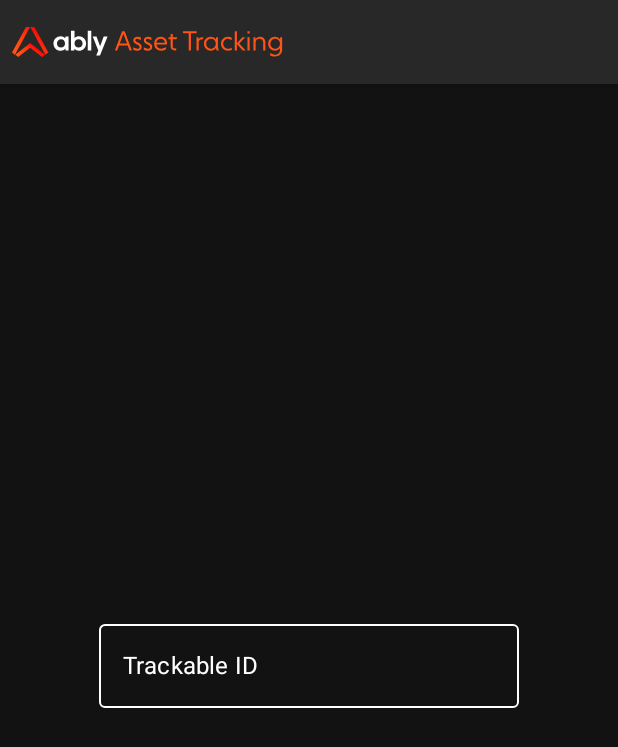
After one commit to ably/asset-tracking-android-customer-app-demo, an Android app built with Jetpack Compose: the TrackableIdScreen screen opened through its navigation route, on a phone screen of 412 x 824 dp. The commit adds this screen. Shown: the top 747 px of the screen. Run offline under Robolectric (Android 15) with nearby library versions, the phone set to English and light mode, and no system bars.

Commit message:
Implemented a screen for providing a trackable ID

```diff
--- a/app/src/main/java/com/ably/tracking/demo/subscriber/MainActivity.kt
+++ b/app/src/main/java/com/ably/tracking/demo/subscriber/MainActivity.kt
@@ -8,13 +8,15 @@ import androidx.navigation.compose.NavHost
 import androidx.navigation.compose.composable
 import androidx.navigation.compose.rememberNavController
 import com.ably.tracking.demo.subscriber.ui.screen.main.MainScreen
+import com.ably.tracking.demo.subscriber.ui.screen.trackableid.TrackableIdScreen
 
 class MainActivity : ComponentActivity() {
     override fun onCreate(savedInstanceState: Bundle?) {
         super.onCreate(savedInstanceState)
         setContent {
             val navController: NavHostController = rememberNavController()
-            NavHost(navController = navController, startDestination = "main") {
+            NavHost(navController = navController, startDestination = "trackableId") {
+                composable("trackableId") { TrackableIdScreen(navController = navController) }
                 composable("main") { MainScreen() }
             }
         }
--- a/app/src/main/java/com/ably/tracking/demo/subscriber/ui/screen/main/MainScreen.kt
+++ b/app/src/main/java/com/ably/tracking/demo/subscriber/ui/screen/main/MainScreen.kt
@@ -1,10 +1,8 @@
 package com.ably.tracking.demo.subscriber.ui.screen.main
 
 import androidx.compose.animation.Crossfade
-import androidx.compose.foundation.Image
 import androidx.compose.foundation.layout.Box
 import androidx.compose.foundation.layout.Column
-import androidx.compose.foundation.layout.PaddingValues
 import androidx.compose.foundation.layout.Row
 import androidx.compose.foundation.layout.Spacer
 import androidx.compose.foundation.layout.fillMaxSize
@@ -19,7 +17,6 @@ import androidx.compose.material.BottomSheetValue
 import androidx.compose.material.CircularProgressIndicator
 import androidx.compose.material.ExperimentalMaterialApi
 import androidx.compose.material.Text
-import androidx.compose.material.TopAppBar
 import androidx.compose.material.rememberBottomSheetScaffoldState
 import androidx.compose.runtime.Composable
 import androidx.compose.runtime.LaunchedEffect
@@ -28,7 +25,6 @@ import androidx.compose.runtime.collectAsState
 import androidx.compose.ui.Alignment
 import androidx.compose.ui.Modifier
 import androidx.compose.ui.graphics.Color
-import androidx.compose.ui.res.painterResource
 import androidx.compose.ui.res.stringResource
 import androidx.compose.ui.tooling.preview.Preview
 import androidx.compose.ui.tooling.preview.PreviewParameter
@@ -41,6 +37,7 @@ import com.ably.tracking.demo.subscriber.ui.bottomsheet.LOCATION_UPDATE_BOTTOM_S
 import com.ably.tracking.demo.subscriber.ui.bottomsheet.LocationUpdateBottomSheet
 import com.ably.tracking.demo.subscriber.ui.screen.main.map.MainScreenMap
 import com.ably.tracking.demo.subscriber.ui.theme.AATSubscriberDemoTheme
+import com.ably.tracking.demo.subscriber.ui.widget.AATAppBar
 
 @OptIn(ExperimentalMaterialApi::class)
 @Composable
@@ -73,23 +70,6 @@ fun MainScreen(mainViewModel: MainViewModel = viewModel()) = AATSubscriberDemoTh
                 MainScreenLoadingIndicator()
             }
         }
-    }
-}
-
-@Preview
-@Composable
-fun AATAppBar() = AATSubscriberDemoTheme {
-    TopAppBar(
-        contentPadding = PaddingValues(horizontal = 8.dp)
-    ) {
-        Image(
-            painter = painterResource(
-                id = R.drawable.header_logo_with_title
-            ),
-            contentDescription = stringResource(
-                id = R.string.image_content_description_header_logo_with_title
-            )
-        )
     }
 }
 
--- /dev/null
+++ b/app/src/main/java/com/ably/tracking/demo/subscriber/ui/screen/trackableid/TrackableIdScreen.kt
@@ -0,0 +1,61 @@
+package com.ably.tracking.demo.subscriber.ui.screen.trackableid
+
+import androidx.compose.foundation.layout.Arrangement
+import androidx.compose.foundation.layout.Column
+import androidx.compose.foundation.layout.fillMaxSize
+import androidx.compose.material.MaterialTheme
+import androidx.compose.material.OutlinedTextField
+import androidx.compose.material.Scaffold
+import androidx.compose.material.Text
+import androidx.compose.material.TextFieldDefaults
+import androidx.compose.runtime.Composable
+import androidx.compose.runtime.State
+import androidx.compose.runtime.collectAsState
+import androidx.compose.ui.Alignment
+import androidx.compose.ui.Modifier
+import androidx.compose.ui.graphics.Color
+import androidx.compose.ui.res.stringResource
+import androidx.lifecycle.viewmodel.compose.viewModel
+import androidx.navigation.NavController
+import com.ably.tracking.demo.subscriber.R
+import com.ably.tracking.demo.subscriber.ui.theme.AATSubscriberDemoTheme
+import com.ably.tracking.demo.subscriber.ui.widget.AATAppBar
+
+@Composable
+fun TrackableIdScreen(
+    navController: NavController,
+    viewModel: TrackableIdViewModel = viewModel()
+) = AATSubscriberDemoTheme {
+    Scaffold(
+        topBar = { AATAppBar() }
+    ) {
+        TrackableIdScreenContent(viewModel)
+    }
+}
+
+@Composable
+fun TrackableIdScreenContent(
+    viewModel: TrackableIdViewModel
+) = AATSubscriberDemoTheme {
+    Column(
+        modifier = Modifier
+            .fillMaxSize(),
+        horizontalAlignment = Alignment.CenterHorizontally,
+        verticalArrangement = Arrangement.Center
+    ) {
+        val viewState: State<TrackableIdScreenState> = viewModel.state.collectAsState()
+
+        OutlinedTextField(
+            value = viewState.value.trackableId,
+            onValueChange = { value -> viewModel.onTrackableIdChanged(value) },
+            label = { Text(stringResource(id = R.string.trackable_id)) },
+            colors = TextFieldDefaults.outlinedTextFieldColors(
+                unfocusedLabelColor = Color.White,
+                focusedLabelColor = MaterialTheme.colors.secondary,
+                unfocusedBorderColor = Color.White,
+                focusedBorderColor = Color.White,
+                cursorColor = MaterialTheme.colors.secondary
+            )
+        )
+    }
+}
--- /dev/null
+++ b/app/src/main/java/com/ably/tracking/demo/subscriber/ui/screen/trackableid/TrackableIdScreenState.kt
@@ -0,0 +1,5 @@
+package com.ably.tracking.demo.subscriber.ui.screen.trackableid
+
+data class TrackableIdScreenState(
+    val trackableId: String = "",
+)
--- /dev/null
+++ b/app/src/main/java/com/ably/tracking/demo/subscriber/ui/screen/trackableid/TrackableIdViewModel.kt
@@ -0,0 +1,17 @@
+package com.ably.tracking.demo.subscriber.ui.screen.trackableid
+
+import androidx.lifecycle.ViewModel
+import androidx.lifecycle.viewModelScope
+import kotlinx.coroutines.flow.MutableStateFlow
+import kotlinx.coroutines.launch
+
+class TrackableIdViewModel : ViewModel() {
+
+    val state: MutableStateFlow<TrackableIdScreenState> = MutableStateFlow(TrackableIdScreenState())
+
+    fun onTrackableIdChanged(value: String) = viewModelScope.launch {
+        state.emit(
+            state.value.copy(trackableId = value)
+        )
+    }
+}
--- /dev/null
+++ b/app/src/main/java/com/ably/tracking/demo/subscriber/ui/widget/AppBar.kt
@@ -0,0 +1,29 @@
+package com.ably.tracking.demo.subscriber.ui.widget
+
+import androidx.compose.foundation.Image
+import androidx.compose.foundation.layout.PaddingValues
+import androidx.compose.material.TopAppBar
+import androidx.compose.runtime.Composable
+import androidx.compose.ui.res.painterResource
+import androidx.compose.ui.res.stringResource
+import androidx.compose.ui.tooling.preview.Preview
+import androidx.compose.ui.unit.dp
+import com.ably.tracking.demo.subscriber.R
+import com.ably.tracking.demo.subscriber.ui.theme.AATSubscriberDemoTheme
+
+@Preview
+@Composable
+fun AATAppBar() = AATSubscriberDemoTheme {
+    TopAppBar(
+        contentPadding = PaddingValues(horizontal = 8.dp)
+    ) {
+        Image(
+            painter = painterResource(
+                id = R.drawable.header_logo_with_title
+            ),
+            contentDescription = stringResource(
+                id = R.string.image_content_description_header_logo_with_title
+            )
+        )
+    }
+}
--- a/app/src/main/res/values/strings.xml
+++ b/app/src/main/res/values/strings.xml
@@ -2,6 +2,9 @@
     <string name="app_name">AAT Subscriber Demo</string>
     <string name="image_content_description_header_logo_with_title">Ably logo with AAT title</string>
     <string name="loading">AAT is loading…</string>
+
+    <string name="trackable_id">Trackable ID</string>
+
     <string name="trackable_location_no_data_reported">No trackable location reported</string>
     <string name="trackable_location_latitude">Latitude:</string>
     <string name="trackable_location_longitude">Longitude:</string>
```
